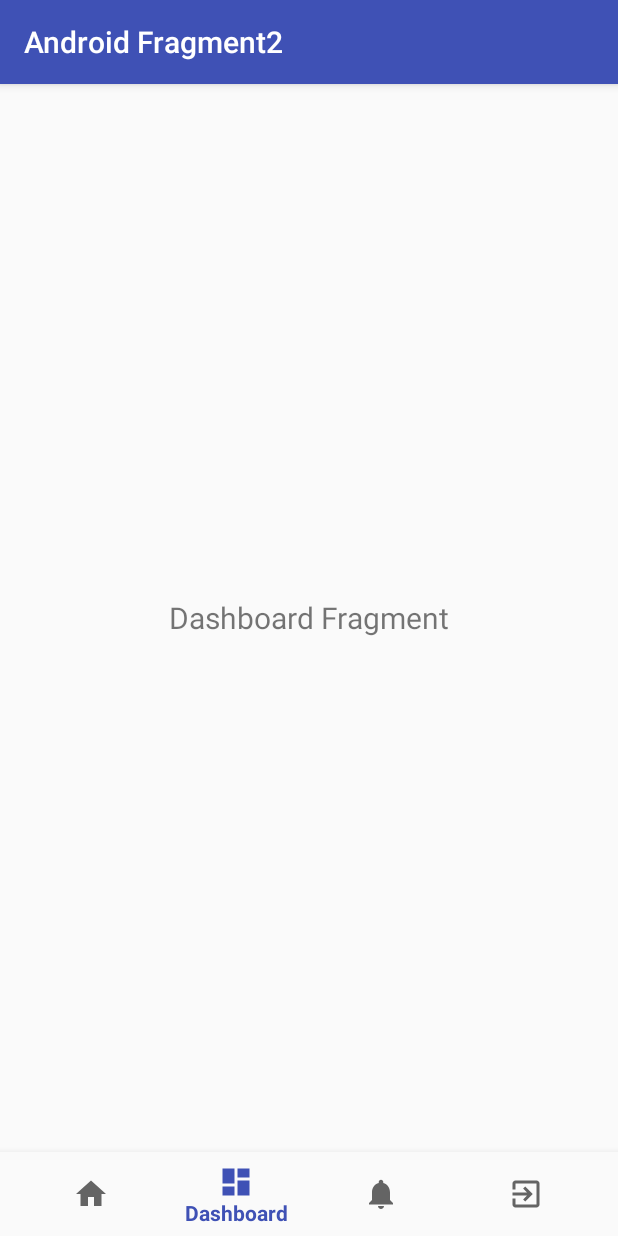
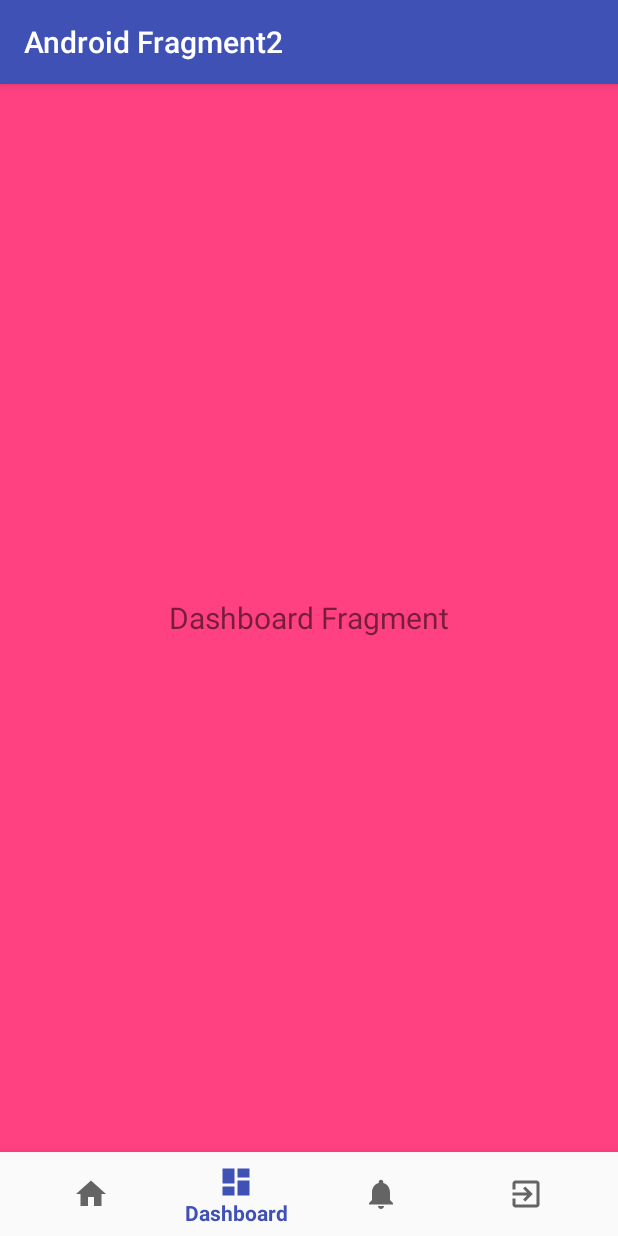
Before and after one commit to underdos/android-learn-fragment2, an Android app: the screen it shows after launch (MainActivity), item 2 of the bottom bar chosen, on a phone screen of 412 x 824 dp. Run offline under Robolectric (Android 15) with nearby library versions, the phone set to English and light mode, and no system bars.

Commit message:
change background fragment

```diff
--- a/app/src/main/java/net/kusnadi/android_learn_fragment2/MainActivity.java
+++ b/app/src/main/java/net/kusnadi/android_learn_fragment2/MainActivity.java
@@ -1,24 +1,20 @@
 package net.kusnadi.android_learn_fragment2;
 
-import android.app.Dialog;
-import android.content.DialogInterface;
+
 import android.os.Bundle;
 import android.support.annotation.NonNull;
 import android.support.design.widget.BottomNavigationView;
 import android.support.v4.app.Fragment;
 import android.support.v4.app.FragmentTransaction;
-import android.support.v7.app.AlertDialog;
 import android.support.v7.app.AppCompatActivity;
 import android.util.Log;
 import android.view.MenuItem;
 import android.widget.TextView;
-import android.widget.Toast;
 
 import net.kusnadi.android_learn_fragment2.helpers.BottomNavigationViewHelper;
 
 public class MainActivity extends AppCompatActivity {
 
-    private TextView mTextMessage;
 
     private BottomNavigationView.OnNavigationItemSelectedListener mOnNavigationItemSelectedListener
             = new BottomNavigationView.OnNavigationItemSelectedListener() {
@@ -33,7 +29,7 @@ public class MainActivity extends AppCompatActivity {
 
     public void displayFragment(int id){
         Fragment fragment = null;
-        Log.d("menu id","menu " + id);
+
         switch(id){
             case R.id.navigation_home :
                 fragment = new HomeFragment();
@@ -46,8 +42,7 @@ public class MainActivity extends AppCompatActivity {
                 break;
             case R.id.navigation_exit :
                 Log.d("EXIT", "calling exit");
-                Toast.makeText(this, "Calling an Exit button", Toast.LENGTH_SHORT).show();
-                MainActivity.this.finish();
+                finish();
                 break;
         }
 
--- a/app/src/main/res/layout/fragment_dashboard.xml
+++ b/app/src/main/res/layout/fragment_dashboard.xml
@@ -1,7 +1,8 @@
 <?xml version="1.0" encoding="utf-8"?>
 <RelativeLayout xmlns:android="http://schemas.android.com/apk/res/android"
     android:orientation="vertical" android:layout_width="match_parent"
-    android:layout_height="match_parent">
+    android:layout_height="match_parent"
+    android:background="@color/colorAccent">
 
     <TextView
         android:id="@+id/textView"
```
